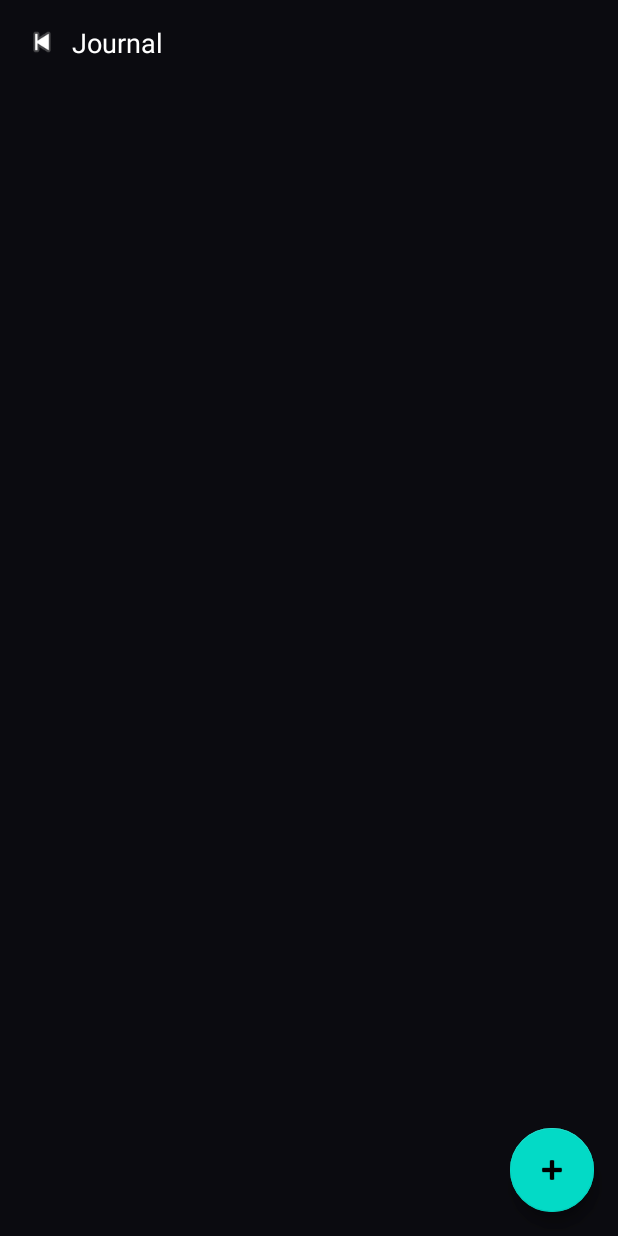
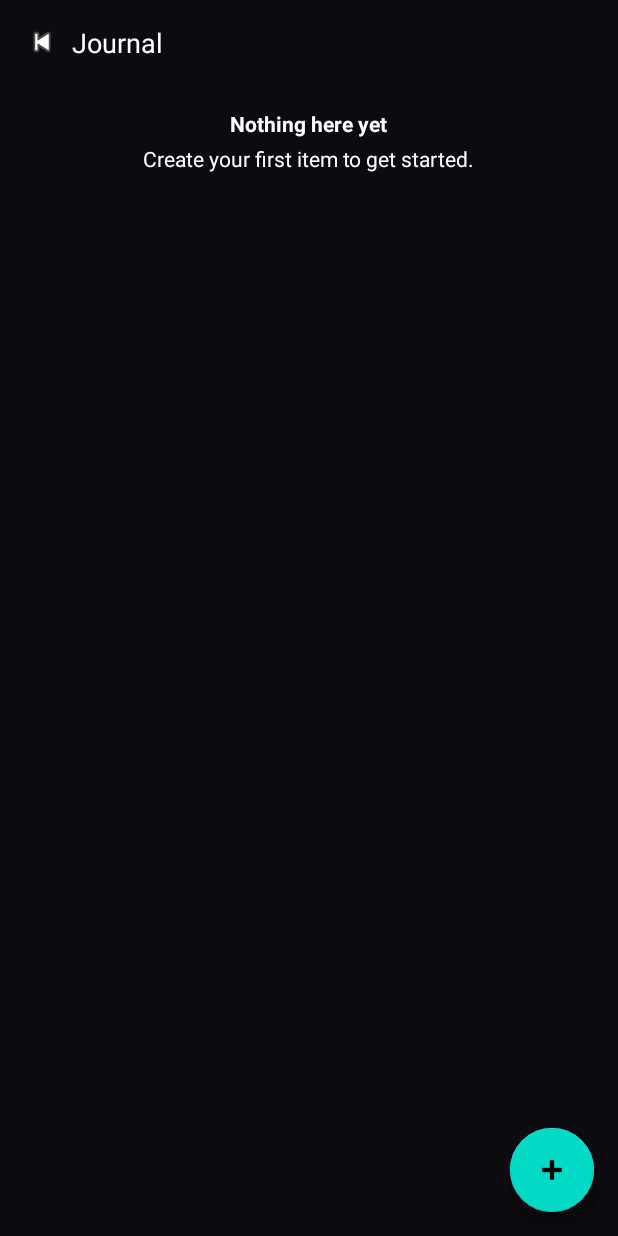
Before and after one commit to OleTab22/SniperFlowApp, an Android app built with Jetpack Compose: the JournalListFragment screen opened directly, with no data from a screen before it, on a phone screen of 412 x 824 dp. Run offline under Robolectric (Android 15) with nearby library versions, the phone set to English and light mode, and no system bars; our stand-ins replace Room's generated code.

Commit message:
updated app : improved journal feature and fixed bugs

```diff
--- a/app/src/main/java/com/example/sniperflow/App.kt
+++ b/app/src/main/java/com/example/sniperflow/App.kt
@@ -1,7 +1,6 @@
 package com.example.sniperflow
 
 import android.app.Application
-import androidx.work.ExistingPeriodicWorkPolicy
 import com.example.sniperflow.data.db.AppDb
 import com.example.sniperflow.data.journal.JournalSyncWorker
 import androidx.room.Room
@@ -12,9 +11,11 @@ class App : Application() {
     override fun onCreate() {
         super.onCreate()
         db = Room.databaseBuilder(this, AppDb::class.java, "sniperflow.db")
-            .fallbackToDestructiveMigration()
+            .fallbackToDestructiveMigration(true)
             .build()
         // Schedule periodic sync once app starts (kept if already scheduled)
         JournalSyncWorker.schedule(this)
+        // Keep backend warm while app in foreground
+        com.example.sniperflow.ui.keepalive.BackendKeepAlive.init()
     }
 }
--- /dev/null
+++ b/app/src/main/java/com/example/sniperflow/ui/StateViews.kt
@@ -0,0 +1,23 @@
+@file:Suppress("unused")
+package com.example.sniperflow.ui
+
+import android.view.View
+import android.view.ViewGroup
+import android.widget.Button
+import android.widget.TextView
+import com.example.sniperflow.R
+
+data class UiState(val loading: Boolean = false, val error: String? = null, val empty: Boolean = false)
+
+fun ViewGroup.bindState(state: UiState, onRetry: (() -> Unit)? = null) {
+    val l = findViewById<View>(R.id.stateLoading)
+    val e = findViewById<ViewGroup>(R.id.stateError)
+    val m = findViewById<View>(R.id.stateEmpty)
+    l?.visibility = if (state.loading) View.VISIBLE else View.GONE
+    m?.visibility = if (state.empty) View.VISIBLE else View.GONE
+    if (e != null) {
+        e.visibility = if (state.error != null) View.VISIBLE else View.GONE
+        e.findViewById<TextView>(R.id.txtErr)?.text = state.error ?: ""
+        e.findViewById<Button>(R.id.btnRetry)?.setOnClickListener { onRetry?.invoke() }
+    }
+}
--- a/app/src/main/java/com/example/sniperflow/ui/journal/JournalListFragment.kt
+++ b/app/src/main/java/com/example/sniperflow/ui/journal/JournalListFragment.kt
@@ -3,14 +3,17 @@ package com.example.sniperflow.ui.journal
 import android.os.Bundle
 import android.view.LayoutInflater
 import android.view.View
-import android.view.ViewGroup
 import androidx.fragment.app.Fragment
 import androidx.lifecycle.lifecycleScope
 import androidx.recyclerview.widget.LinearLayoutManager
+import androidx.recyclerview.widget.RecyclerView
 import com.example.sniperflow.App
+import android.view.ViewGroup
 import com.example.sniperflow.R
 import kotlinx.coroutines.flow.collectLatest
 import kotlinx.coroutines.launch
+import com.example.sniperflow.ui.UiState
+import com.example.sniperflow.ui.bindState
 
 class JournalListFragment : Fragment() {
     private lateinit var adapter: JournalListAdapter
@@ -19,13 +22,18 @@ class JournalListFragment : Fragment() {
         i.inflate(R.layout.frag_journal_list, c, false)
 
     override fun onViewCreated(v: View, s: Bundle?) {
-        val rv = v.findViewById<androidx.recyclerview.widget.RecyclerView>(R.id.recycler)
+        val rv = v.findViewById<RecyclerView>(R.id.recycler)
         adapter = JournalListAdapter()
         rv.adapter = adapter; rv.layoutManager = LinearLayoutManager(requireContext())
 
         val dao = (requireContext().applicationContext as App).db.journalDao()
+        val stateRoot = v.findViewById<ViewGroup>(R.id.stateRoot)
+        stateRoot?.bindState(UiState(loading = true))
         viewLifecycleOwner.lifecycleScope.launch {
-            dao.observeAll().collectLatest { adapter.submitList(it) }
+            dao.observeAll().collectLatest {
+                adapter.submitList(it)
+                stateRoot?.bindState(UiState(loading = false, empty = it.isEmpty()))
+            }
         }
 
         v.findViewById<com.google.android.material.floatingactionbutton.FloatingActionButton>(R.id.fab).setOnClickListener {
--- a/app/src/main/res/layout/activity_main.xml
+++ b/app/src/main/res/layout/activity_main.xml
@@ -56,6 +56,8 @@
                 android:contentDescription="Settings"
                 android:src="@android:drawable/ic_menu_preferences" />
         </LinearLayout>
+
+        <include layout="@layout/view_state" />
 
         <!-- Live Price Panel -->
         <com.google.android.material.card.MaterialCardView
--- a/app/src/main/res/layout/frag_journal_list.xml
+++ b/app/src/main/res/layout/frag_journal_list.xml
@@ -1,6 +1,8 @@
 <?xml version="1.0" encoding="utf-8"?>
 <FrameLayout xmlns:android="http://schemas.android.com/apk/res/android"
     android:layout_width="match_parent" android:layout_height="match_parent">
+
+    <include layout="@layout/view_state"/>
 
     <androidx.recyclerview.widget.RecyclerView
         android:id="@+id/recycler" android:layout_width="match_parent"
@@ -9,5 +11,6 @@
     <com.google.android.material.floatingactionbutton.FloatingActionButton
         android:id="@+id/fab" android:layout_width="wrap_content" android:layout_height="wrap_content"
         android:layout_gravity="end|bottom" android:layout_margin="16dp"
-        android:src="@android:drawable/ic_input_add"/>
+        android:src="@android:drawable/ic_input_add"
+        android:contentDescription="@string/add"/>
 </FrameLayout>
--- /dev/null
+++ b/app/src/main/res/layout/view_state.xml
@@ -0,0 +1,62 @@
+<?xml version="1.0" encoding="utf-8"?>
+<FrameLayout xmlns:android="http://schemas.android.com/apk/res/android"
+    android:id="@+id/stateRoot"
+    android:layout_width="match_parent"
+    android:layout_height="wrap_content">
+
+    <LinearLayout
+        android:id="@+id/stateLoading"
+        android:orientation="horizontal"
+        android:gravity="center_vertical"
+        android:padding="12dp"
+        android:visibility="gone"
+        android:layout_width="match_parent"
+        android:layout_height="wrap_content">
+        <ProgressBar
+            android:layout_width="20dp"
+            android:layout_height="20dp"/>
+        <TextView
+            android:layout_marginStart="10dp"
+            android:text="@string/loading_text"
+            android:textStyle="bold"
+            android:layout_width="wrap_content"
+            android:layout_height="wrap_content"/>
+    </LinearLayout>
+
+    <LinearLayout
+        android:id="@+id/stateError"
+        android:orientation="vertical"
+        android:padding="12dp"
+        android:visibility="gone"
+        android:layout_width="match_parent"
+        android:layout_height="wrap_content">
+        <TextView
+            android:id="@+id/txtErr"
+            android:text="@string/error_generic"
+            android:textStyle="bold"
+            android:layout_width="wrap_content" android:layout_height="wrap_content" />
+        <Button
+            android:id="@+id/btnRetry"
+            android:text="@string/retry"
+            android:layout_marginTop="8dp"
+            android:layout_width="wrap_content" android:layout_height="wrap_content"/>
+    </LinearLayout>
+
+    <LinearLayout
+        android:id="@+id/stateEmpty"
+        android:orientation="vertical"
+        android:gravity="center_horizontal"
+        android:padding="16dp"
+        android:visibility="gone"
+        android:layout_width="match_parent"
+        android:layout_height="wrap_content">
+        <TextView
+            android:text="@string/empty_title"
+            android:textStyle="bold"
+            android:layout_width="wrap_content" android:layout_height="wrap_content" />
+        <TextView
+            android:text="@string/empty_subtitle"
+            android:layout_marginTop="4dp"
+            android:layout_width="wrap_content" android:layout_height="wrap_content"/>
+    </LinearLayout>
+</FrameLayout>
--- a/app/src/main/res/values/strings.xml
+++ b/app/src/main/res/values/strings.xml
@@ -19,4 +19,15 @@
     <string name="driver_detail_title_fmt">%1$s driver</string>
     <string name="driver_detail_body_fmt">Value: %1$.2f%2$s\n%3$s</string>
     <string name="stale_label">(stale)</string>
+    <string name="add">Add</string>
+    <!-- UI common -->
+    <string name="journal_title">Journal</string>
+    <string name="setup_label">Setup</string>
+    <string name="notes_label">Notes</string>
+    <string name="screenshots_label">Screenshots</string>
+    <string name="loading_text">Loading…</string>
+    <string name="error_generic">Something went wrong</string>
+    <string name="retry">Retry</string>
+    <string name="empty_title">Nothing here yet</string>
+    <string name="empty_subtitle">Create your first item to get started.</string>
 </resources>
```
Also changed, not shown: app/build.gradle.kts (+25 -13 lines), app/src/main/java/com/example/sniperflow/domain/gates/Gates.kt (added, +9 -0 lines), app/src/main/java/com/example/sniperflow/network/RetrofitModule.kt (+4 -7 lines), app/src/main/java/com/example/sniperflow/ui/home/HomeViewModel.kt (added, +26 -0 lines), app/src/main/java/com/example/sniperflow/ui/keepalive/BackendKeepAlive.kt (added, +54 -0 lines), app/src/main/res/layout/act_journal_detail.xml (+18 -9 lines), gradle/libs.versions.toml (+26 -1 lines), gradle/wrapper/gradle-wrapper.properties, 3 other files.
